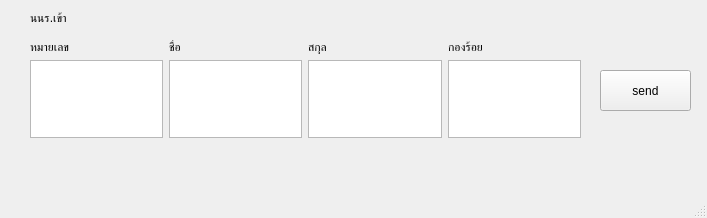
The window that ui/inbatt.ui (KHIWQQ/Check_Cadet_2) describes before a commit, drawn with Qt 5.
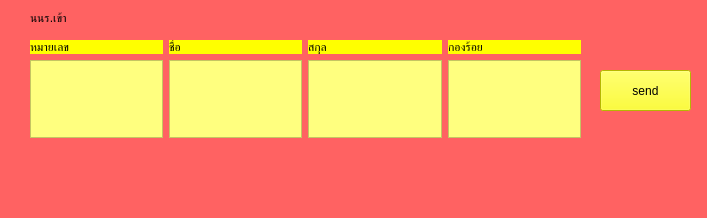
The same window after the commit.

Patch:
```diff
--- a/ui/inbatt.ui
+++ b/ui/inbatt.ui
@@ -13,6 +13,9 @@
   <property name="windowTitle">
    <string>MainWindow</string>
   </property>
+  <property name="styleSheet">
+   <string notr="true">background-color: rgb(255, 98, 98);</string>
+  </property>
   <widget class="QWidget" name="centralwidget">
    <widget class="QLabel" name="in_title">
     <property name="geometry">
@@ -36,6 +39,9 @@
       <height>41</height>
      </rect>
     </property>
+    <property name="styleSheet">
+     <string notr="true">background-color: rgb(255, 255, 0);</string>
+    </property>
     <property name="text">
      <string>send</string>
     </property>
@@ -52,6 +58,9 @@
     <layout class="QGridLayout" name="gridLayout_2">
      <item row="0" column="2">
       <widget class="QLabel" name="sname_in">
+       <property name="styleSheet">
+        <string notr="true">background-color: rgb(255, 255, 0);</string>
+       </property>
        <property name="text">
         <string>สกุล</string>
        </property>
@@ -59,6 +68,9 @@
      </item>
      <item row="0" column="1">
       <widget class="QLabel" name="uname_in">
+       <property name="styleSheet">
+        <string notr="true">background-color: rgb(255, 255, 0);</string>
+       </property>
        <property name="text">
         <string>ชื่อ</string>
        </property>
@@ -66,6 +78,9 @@
      </item>
      <item row="0" column="3">
       <widget class="QLabel" name="ucom_in">
+       <property name="styleSheet">
+        <string notr="true">background-color: rgb(255, 255, 0);</string>
+       </property>
        <property name="text">
         <string>กองร้อย</string>
        </property>
@@ -73,22 +88,41 @@
      </item>
      <item row="0" column="0">
       <widget class="QLabel" name="uid_in">
+       <property name="styleSheet">
+        <string notr="true">background-color: rgb(255, 255, 0);</string>
+       </property>
        <property name="text">
         <string>หมายเลข</string>
        </property>
       </widget>
      </item>
      <item row="1" column="1">
-      <widget class="QTextEdit" name="uname_in_show"/>
+      <widget class="QTextEdit" name="uname_in_show">
+       <property name="styleSheet">
+        <string notr="true">background-color: rgb(255, 255, 127);</string>
+       </property>
+      </widget>
      </item>
      <item row="1" column="0">
-      <widget class="QTextEdit" name="uid_in_show"/>
+      <widget class="QTextEdit" name="uid_in_show">
+       <property name="styleSheet">
+        <string notr="true">background-color: rgb(255, 255, 127);</string>
+       </property>
+      </widget>
      </item>
      <item row="1" column="2">
-      <widget class="QTextEdit" name="sname_in_show"/>
+      <widget class="QTextEdit" name="sname_in_show">
+       <property name="styleSheet">
+        <string notr="true">background-color: rgb(255, 255, 127);</string>
+       </property>
+      </widget>
      </item>
      <item row="1" column="3">
-      <widget class="QTextEdit" name="ucom_in_show"/>
+      <widget class="QTextEdit" name="ucom_in_show">
+       <property name="styleSheet">
+        <string notr="true">background-color: rgb(255, 255, 127);</string>
+       </property>
+      </widget>
      </item>
     </layout>
    </widget>
```
Left out of the diff: 2 changed lines with no effect on the pictures.
